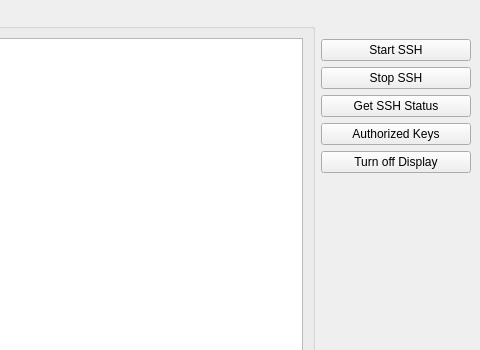
Above: mainwindow.ui from kelvinchincc/DeckSSH before the change; both pictures show x 320 to 800 and y 0 to 350 of the 800 by 600 pixel window. Below: the same form after it.
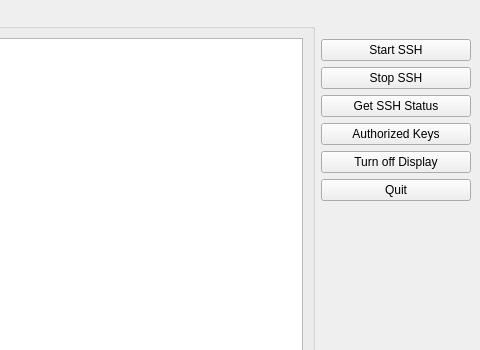
That is the form after the change.

Commit message:
Use windowed overlay and add Quit button
Use normal window flags (remove FramelessWindowHint) and show the fake
display-off overlay inside the main window rect instead of fullscreen.
Replace the QTimer::singleShot lambda with the QObject+member overload.
Add a Quit button to the UI wired to MainWindow::close().

```diff
--- a/mainwindow.ui
+++ b/mainwindow.ui
@@ -117,6 +117,13 @@
          </property>
         </widget>
        </item>
+       <item>
+        <widget class="QPushButton" name="quitBtn">
+         <property name="text">
+          <string>Quit</string>
+         </property>
+        </widget>
+       </item>
        <item>
         <spacer name="verticalSpacer">
          <property name="orientation">
```
Left out of the diff: 19 changed lines with no effect on the pictures. The commit also changes 2 other files.
